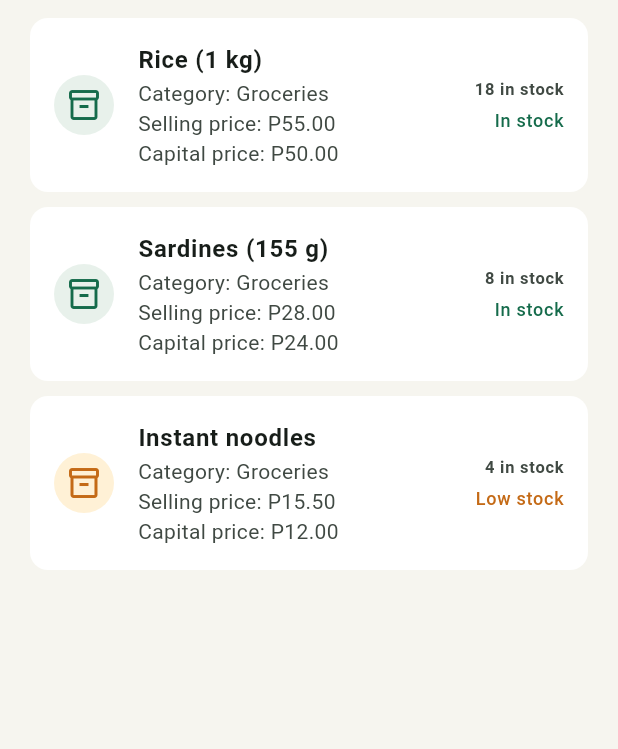
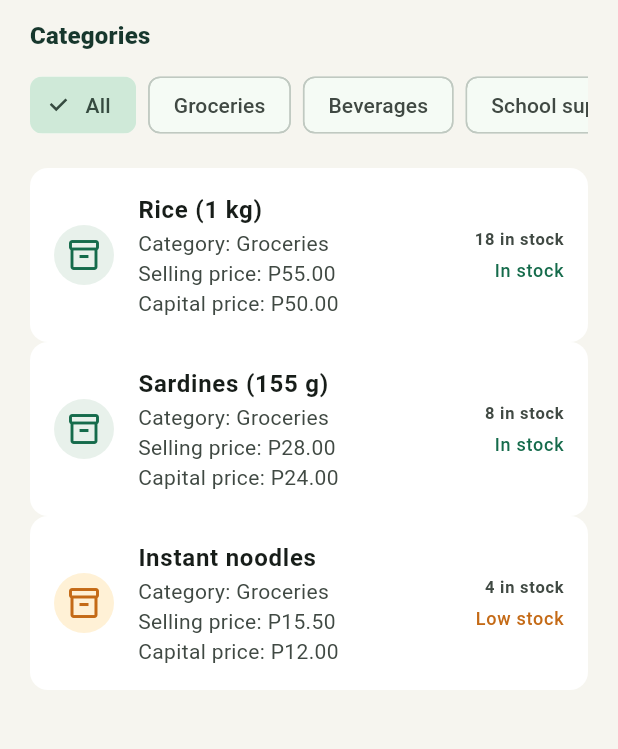
Before and after one commit to Janmaica/Sari2, a Flutter app: the InventoryScreen screen opened directly, on a phone screen of 412 x 824 dp, the part 84-833 px from its top. Run offline on Flutter 3.47's test engine with Material 3 defaults, Android fonts, the phone set to English and light mode, and no system bars; our stand-ins replace shared_preferences; accounts and stored records are empty.

Commit message:
Add inventory category filtering

```diff
--- a/lib/screens/inventory_screen.dart
+++ b/lib/screens/inventory_screen.dart
@@ -5,12 +5,30 @@ import '../models/product.dart';
 import '../models/stock_movement.dart';
 import 'stock_history_screen.dart';
 
-class InventoryScreen extends StatelessWidget {
+class InventoryScreen extends StatefulWidget {
   const InventoryScreen({super.key, this.repository});
 
   final StoreRepository? repository;
 
-  StoreRepository get _repository => repository ?? StoreRepository.instance;
+  @override
+  State<InventoryScreen> createState() => _InventoryScreenState();
+}
+
+class _InventoryScreenState extends State<InventoryScreen> {
+  static const _categories = [
+    'All',
+    'Groceries',
+    'Beverages',
+    'School supplies',
+    'Snacks',
+    'Household',
+    'Hygiene',
+  ];
+
+  String _selectedCategory = 'All';
+
+  StoreRepository get _repository =>
+      widget.repository ?? StoreRepository.instance;
 
   void _showAddProductForm(BuildContext context) {
     showModalBottomSheet<void>(
@@ -53,12 +71,52 @@ class InventoryScreen extends StatelessWidget {
       ),
       body: ListenableBuilder(
         listenable: _repository,
-        builder: (context, _) => ListView.separated(
+        builder: (context, _) {
+          final products = _selectedCategory == 'All'
+              ? _repository.products
+              : _repository.products
+                    .where((product) => product.category == _selectedCategory)
+                    .toList();
+
+          return ListView(
             padding: const EdgeInsets.fromLTRB(20, 12, 20, 28),
-          itemCount: _repository.products.length,
-          separatorBuilder: (_, _) => const SizedBox(height: 10),
-          itemBuilder: (context, index) {
-            final product = _repository.products[index];
+            children: [
+              Text(
+                'Categories',
+                style: Theme.of(context).textTheme.titleMedium?.copyWith(
+                  color: const Color(0xFF17372D),
+                  fontWeight: FontWeight.w800,
+                ),
+              ),
+              const SizedBox(height: 10),
+              SingleChildScrollView(
+                scrollDirection: Axis.horizontal,
+                child: Row(
+                  children: _categories
+                      .map(
+                        (category) => Padding(
+                          padding: const EdgeInsets.only(right: 8),
+                          child: ChoiceChip(
+                            label: Text(category),
+                            selected: _selectedCategory == category,
+                            onSelected: (_) =>
+                                setState(() => _selectedCategory = category),
+                          ),
+                        ),
+                      )
+                      .toList(),
+                ),
+              ),
+              const SizedBox(height: 18),
+              if (products.isEmpty)
+                Padding(
+                  padding: const EdgeInsets.symmetric(vertical: 40),
+                  child: Center(
+                    child: Text('No products in $_selectedCategory.'),
+                  ),
+                )
+              else
+                ...products.map((product) {
                   return Card(
                     margin: EdgeInsets.zero,
                     elevation: 0,
@@ -123,8 +181,10 @@ class InventoryScreen extends StatelessWidget {
                       onTap: () => _showEditProductForm(context, product),
                     ),
                   );
+                }),
+            ],
+          );
         },
-        ),
       ),
     );
   }
```
Also changed, not shown: 1 other file. Lines whose indentation alone changed are shown as unchanged.
